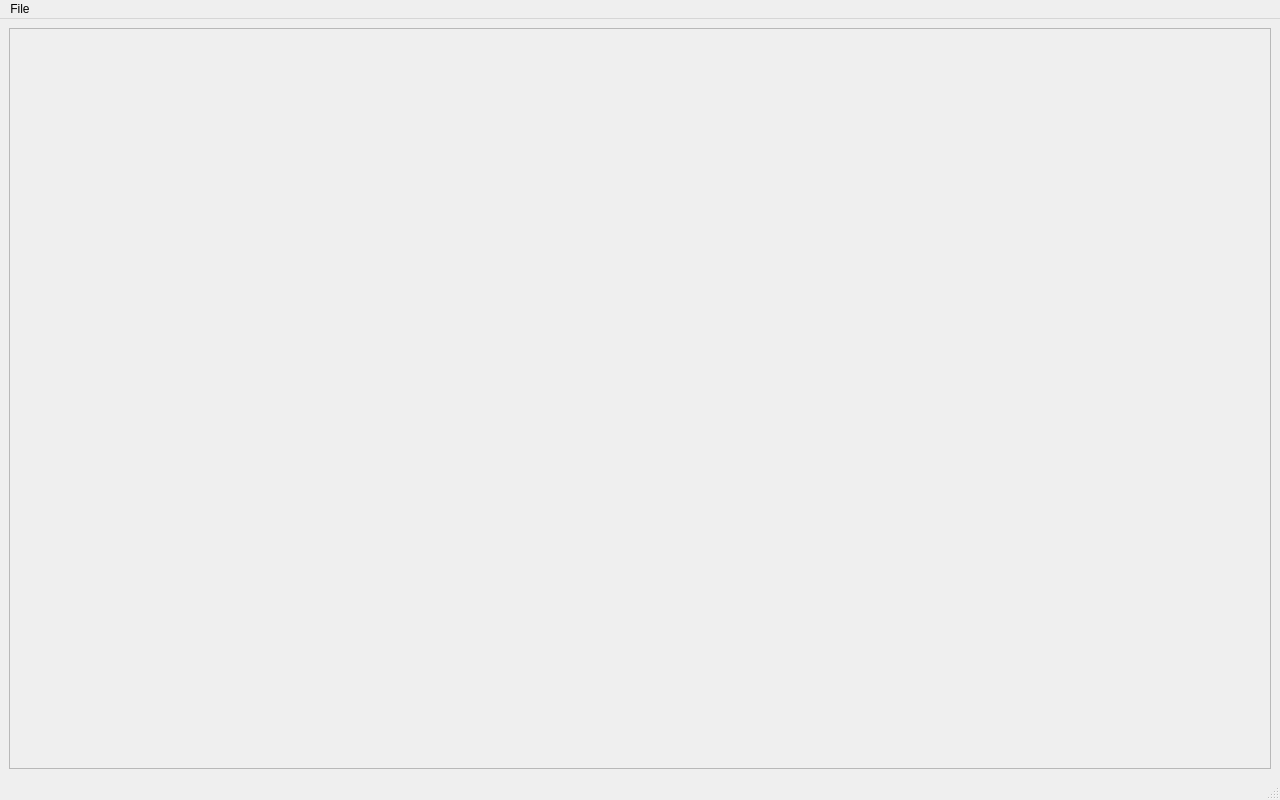
Before: the Qt Designer form mainwindow.ui in rth-8/RTHD2CLIENT, drawn with Qt 5.
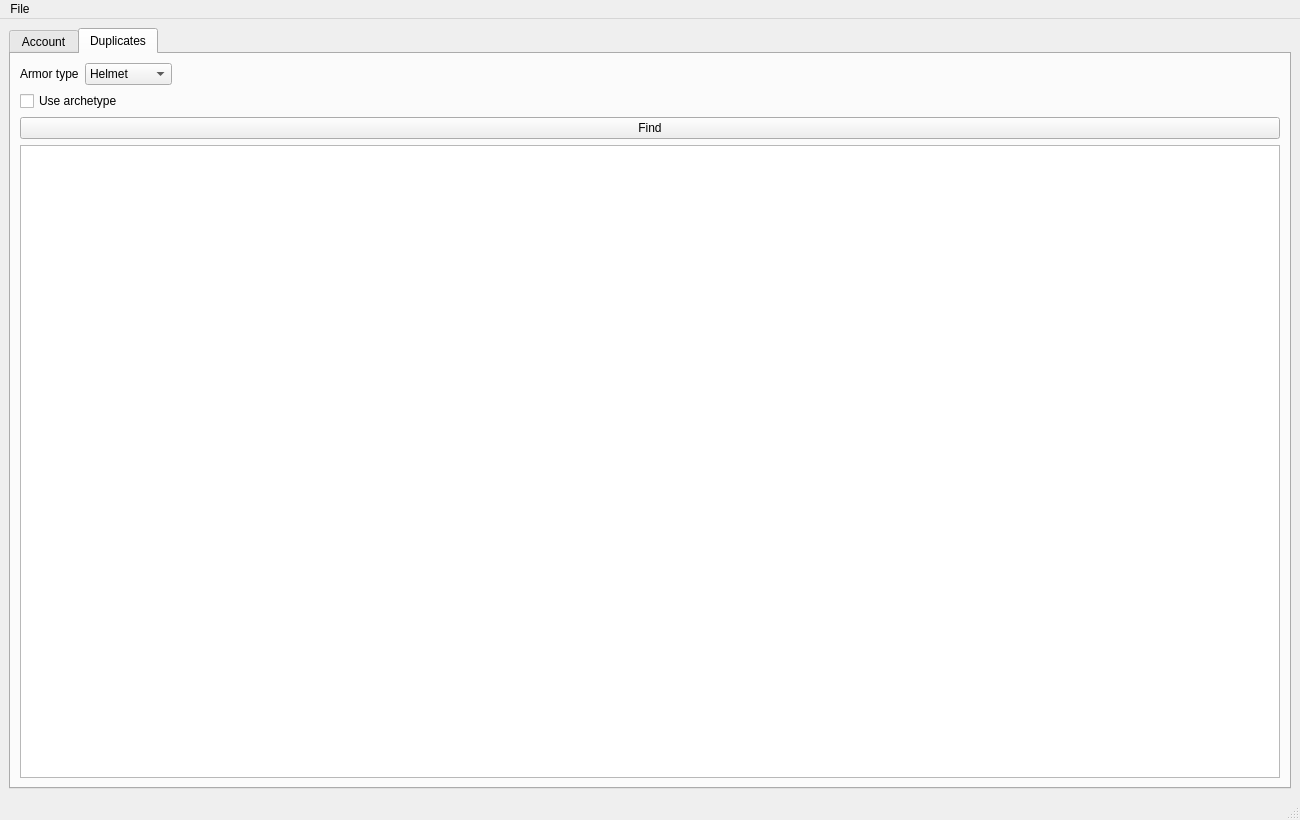
After: the same form once the commit is applied.

Commit message: add finding duplicates

```diff
--- a/mainwindow.ui
+++ b/mainwindow.ui
@@ -6,29 +6,135 @@
    <rect>
     <x>0</x>
     <y>0</y>
-    <width>1280</width>
-    <height>800</height>
+    <width>1300</width>
+    <height>820</height>
    </rect>
   </property>
   <property name="windowTitle">
    <string>MainWindow</string>
   </property>
   <widget class="QWidget" name="centralwidget">
-   <layout class="QVBoxLayout" name="verticalLayout">
+   <layout class="QVBoxLayout" name="verticalLayout_2">
     <item>
-     <widget class="QFrame" name="frm_mid">
-      <property name="sizePolicy">
-       <sizepolicy hsizetype="Preferred" vsizetype="Expanding">
-        <horstretch>0</horstretch>
-        <verstretch>0</verstretch>
-       </sizepolicy>
+     <widget class="QTabWidget" name="tabWidget">
+      <property name="currentIndex">
+       <number>1</number>
       </property>
-      <property name="frameShape">
-       <enum>QFrame::StyledPanel</enum>
-      </property>
-      <property name="frameShadow">
-       <enum>QFrame::Raised</enum>
-      </property>
+      <widget class="QWidget" name="tab_account">
+       <attribute name="title">
+        <string>Account</string>
+       </attribute>
+       <layout class="QVBoxLayout" name="verticalLayout">
+        <property name="spacing">
+         <number>2</number>
+        </property>
+        <property name="leftMargin">
+         <number>2</number>
+        </property>
+        <property name="topMargin">
+         <number>2</number>
+        </property>
+        <property name="rightMargin">
+         <number>2</number>
+        </property>
+        <property name="bottomMargin">
+         <number>2</number>
+        </property>
+        <item>
+         <widget class="QFrame" name="frm_mid">
+          <property name="sizePolicy">
+           <sizepolicy hsizetype="Preferred" vsizetype="Expanding">
+            <horstretch>0</horstretch>
+            <verstretch>0</verstretch>
+           </sizepolicy>
+          </property>
+          <property name="frameShape">
+           <enum>QFrame::StyledPanel</enum>
+          </property>
+          <property name="frameShadow">
+           <enum>QFrame::Raised</enum>
+          </property>
+         </widget>
+        </item>
+       </layout>
+      </widget>
+      <widget class="QWidget" name="tab_dupes">
+       <attribute name="title">
+        <string>Duplicates</string>
+       </attribute>
+       <layout class="QVBoxLayout" name="verticalLayout_3">
+        <item>
+         <layout class="QHBoxLayout" name="horizontalLayout">
+          <item>
+           <widget class="QLabel" name="label">
+            <property name="text">
+             <string>Armor type</string>
+            </property>
+           </widget>
+          </item>
+          <item>
+           <widget class="QComboBox" name="cmb_armor_type">
+            <item>
+             <property name="text">
+              <string>Helmet</string>
+             </property>
+            </item>
+            <item>
+             <property name="text">
+              <string>Gauntlets</string>
+             </property>
+            </item>
+            <item>
+             <property name="text">
+              <string>Chest</string>
+             </property>
+            </item>
+            <item>
+             <property name="text">
+              <string>Legs</string>
+             </property>
+            </item>
+            <item>
+             <property name="text">
+              <string>Class Item</string>
+             </property>
+            </item>
+           </widget>
+          </item>
+          <item>
+           <spacer name="horizontalSpacer">
+            <property name="orientation">
+             <enum>Qt::Horizontal</enum>
+            </property>
+            <property name="sizeHint" stdset="0">
+             <size>
+              <width>40</width>
+              <height>20</height>
+             </size>
+            </property>
+           </spacer>
+          </item>
+         </layout>
+        </item>
+        <item>
+         <widget class="QCheckBox" name="chb_archetype">
+          <property name="text">
+           <string>Use archetype</string>
+          </property>
+         </widget>
+        </item>
+        <item>
+         <widget class="QPushButton" name="btn_find">
+          <property name="text">
+           <string>Find</string>
+          </property>
+         </widget>
+        </item>
+        <item>
+         <widget class="QTextBrowser" name="txt_result"/>
+        </item>
+       </layout>
+      </widget>
      </widget>
     </item>
    </layout>
@@ -38,7 +144,7 @@
     <rect>
      <x>0</x>
      <y>0</y>
-     <width>1280</width>
+     <width>1300</width>
      <height>21</height>
     </rect>
    </property>
```
The commit also changes 4 other files.
